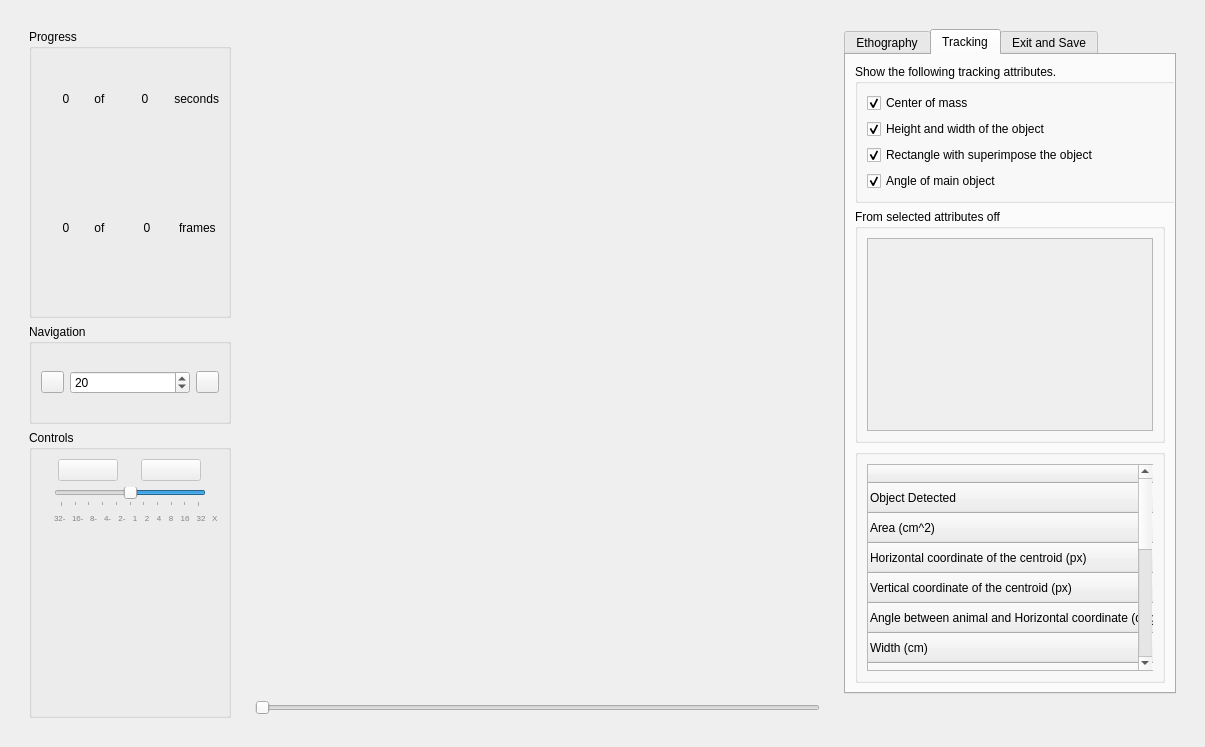
Before: the Qt Designer form src/telaetografiaproce.ui in EthoWatcher/ethowatcher, drawn with Qt 5.
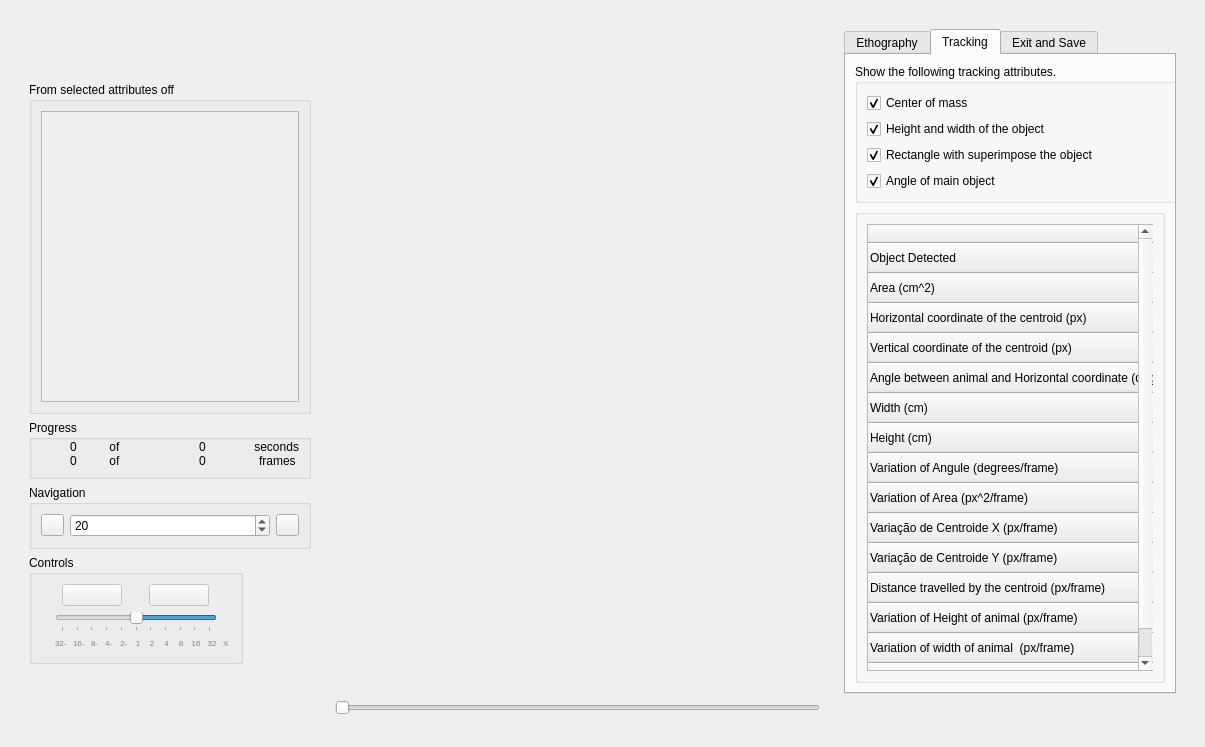
After: the same form once the commit is applied. The open tabs and pages were chosen to show the change. Icons and pictures are not drawn.

Commit message: Adding the posibility to see the area of the interese without

```diff
--- a/src/telaetografiaproce.ui
+++ b/src/telaetografiaproce.ui
@@ -280,9 +280,58 @@
       <layout class="QHBoxLayout" name="horizontalLayout">
        <item>
         <widget class="QWidget" name="widControes" native="true">
+         <property name="maximumSize">
+          <size>
+           <width>300</width>
+           <height>600</height>
+          </size>
+         </property>
          <layout class="QHBoxLayout" name="horizontalLayout_7">
           <item>
            <layout class="QVBoxLayout" name="verticalLayout_21">
+            <item>
+             <widget class="QGroupBox" name="groupBox_5">
+              <property name="minimumSize">
+               <size>
+                <width>160</width>
+                <height>171</height>
+               </size>
+              </property>
+              <property name="maximumSize">
+               <size>
+                <width>300</width>
+                <height>500</height>
+               </size>
+              </property>
+              <property name="title">
+               <string>From selected attributes off </string>
+              </property>
+              <layout class="QVBoxLayout" name="verticalLayout_24">
+               <item>
+                <widget class="QScrollArea" name="scrollArea_2">
+                 <property name="widgetResizable">
+                  <bool>true</bool>
+                 </property>
+                 <widget class="QWidget" name="scrollAreaWidgetContents_2">
+                  <property name="geometry">
+                   <rect>
+                    <x>0</x>
+                    <y>0</y>
+                    <width>258</width>
+                    <height>301</height>
+                   </rect>
+                  </property>
+                  <layout class="QVBoxLayout" name="verticalLayout_13">
+                   <item>
+                    <widget class="QWidget" name="widCheckBox" native="true"/>
+                   </item>
+                  </layout>
+                 </widget>
+                </widget>
+               </item>
+              </layout>
+             </widget>
+            </item>
             <item>
              <widget class="QGroupBox" name="groupBox">
               <property name="minimumSize">
@@ -1595,43 +1644,6 @@
                 </layout>
                </widget>
               </item>
-              <item>
-               <widget class="QGroupBox" name="groupBox_5">
-                <property name="minimumSize">
-                 <size>
-                  <width>160</width>
-                  <height>171</height>
-                 </size>
-                </property>
-                <property name="title">
-                 <string>From selected attributes off </string>
-                </property>
-                <layout class="QVBoxLayout" name="verticalLayout_24">
-                 <item>
-                  <widget class="QScrollArea" name="scrollArea_2">
-                   <property name="widgetResizable">
-                    <bool>true</bool>
-                   </property>
-                   <widget class="QWidget" name="scrollAreaWidgetContents_2">
-                    <property name="geometry">
-                     <rect>
-                      <x>0</x>
-                      <y>0</y>
-                      <width>286</width>
-                      <height>210</height>
-                     </rect>
-                    </property>
-                    <layout class="QVBoxLayout" name="verticalLayout_13">
-                     <item>
-                      <widget class="QWidget" name="widCheckBox" native="true"/>
-                     </item>
-                    </layout>
-                   </widget>
-                  </widget>
-                 </item>
-                </layout>
-               </widget>
-              </item>
               <item>
                <widget class="QGroupBox" name="groupBox_10">
                 <property name="minimumSize">
```
Left out of the diff: 4 changed lines with no effect on the pictures. The commit also changes 7 other files.
